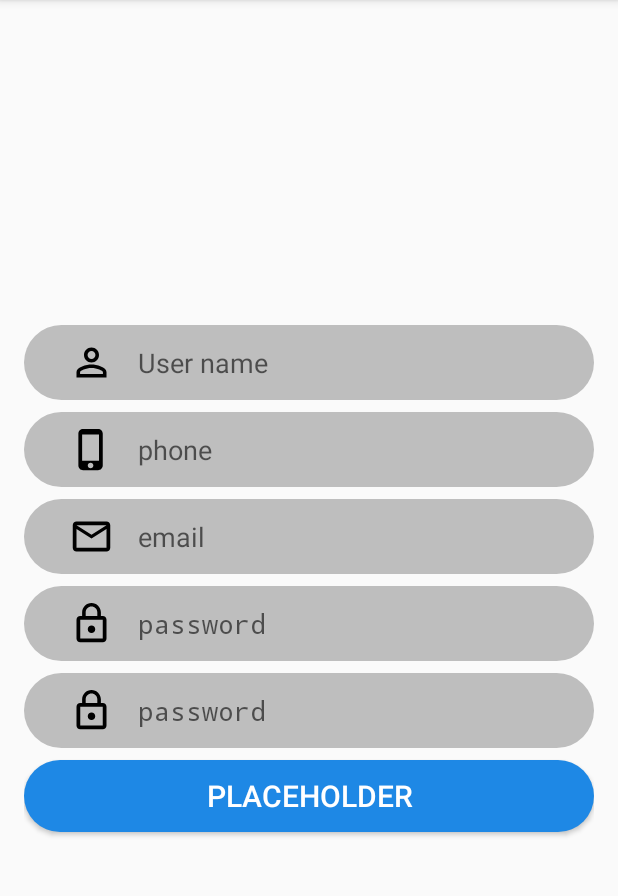
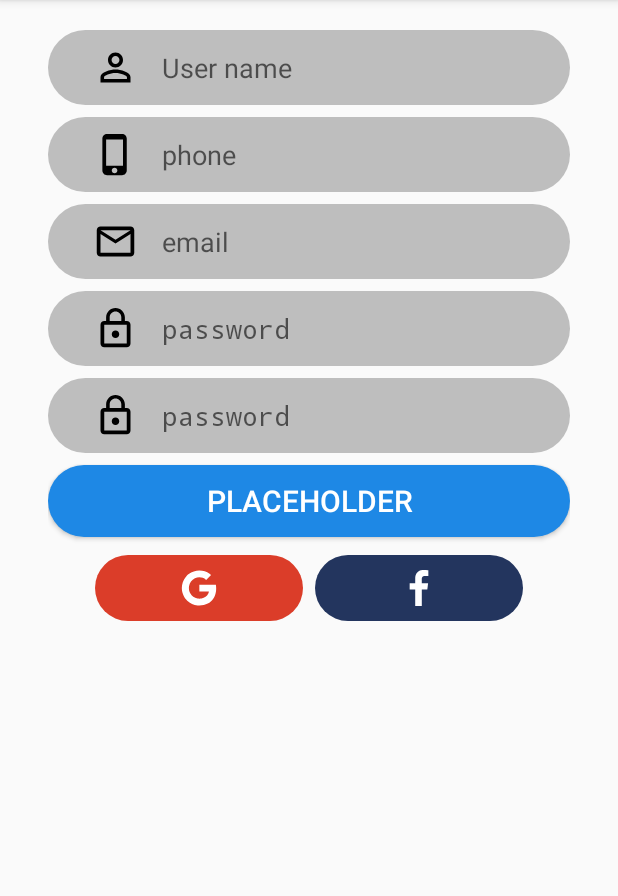
Before and after one commit to z-maker/UX_ANDROID, an Android app: the screen it shows after launch (MainActivity), on a phone screen of 412 x 824 dp, the part 84-980 px from its top. Run offline under Robolectric (Android 15) with nearby library versions, the phone set to English and light mode, and no system bars.

Commit message:
Social buttons

```diff
--- a/app/src/main/res/layout/activity_main.xml
+++ b/app/src/main/res/layout/activity_main.xml
@@ -1,8 +1,18 @@
 <?xml version="1.0" encoding="utf-8"?>
-<LinearLayout xmlns:android="http://schemas.android.com/apk/res/android"
+<ScrollView xmlns:android="http://schemas.android.com/apk/res/android"
     android:orientation="vertical"
     xmlns:app="http://schemas.android.com/apk/res-auto"
     xmlns:tools="http://schemas.android.com/tools"
+    android:layout_width="match_parent"
+    android:layout_height="match_parent"
+    android:paddingLeft="16dp"
+    android:paddingRight="16dp"
+    android:paddingTop="8dp"
+    android:paddingBottom="8dp"
+    android:gravity="center"
+    tools:context=".MainActivity" >
+<LinearLayout
+    android:orientation="vertical"
     android:layout_width="match_parent"
     android:layout_height="match_parent"
     android:paddingLeft="16dp"
@@ -61,6 +71,42 @@
         android:text="@string/example"
         android:layout_width="match_parent"
         android:layout_height="wrap_content"
+        android:layout_marginBottom="4dp"
         />
 
-</LinearLayout>
+    <LinearLayout
+        android:layout_marginTop="4dp"
+        android:weightSum="12"
+        android:gravity="center_horizontal"
+        android:orientation="horizontal"
+        android:layout_width="match_parent"
+        android:layout_height="wrap_content">
+
+        <com.dynamic.uiux.RoundedIconButton
+            android:layout_marginLeft="4dp"
+            android:layout_marginRight="4dp"
+            android:layout_weight="4"
+            android:backgroundTint="@color/colorGoogle"
+            android:layout_marginTop="4dp"
+            android:src="@drawable/ic_google_g"
+            android:layout_height="wrap_content"
+            android:layout_width="wrap_content"
+            android:layout_marginBottom="4dp"
+            />
+
+        <com.dynamic.uiux.RoundedIconButton
+            android:layout_marginLeft="4dp"
+            android:layout_marginRight="4dp"
+            android:layout_weight="4"
+            android:backgroundTint="@color/colorFacebook"
+            android:layout_marginTop="4dp"
+            android:src="@drawable/ic_facebook_f"
+            android:layout_height="wrap_content"
+            android:layout_width="wrap_content"
+            android:layout_marginBottom="4dp"
+            />
+
+    </LinearLayout>
+
+    </LinearLayout>
+</ScrollView>
--- a/app/src/main/res/values/colors.xml
+++ b/app/src/main/res/values/colors.xml
@@ -3,4 +3,6 @@
     <color name="colorPrimary">#F4511E</color>
     <color name="colorPrimaryDark">#BF360C</color>
     <color name="colorAccent">#1E88E5</color>
+    <color name="colorFacebook">#23355e</color>
+    <color name="colorGoogle">#db3d29</color>
 </resources>
--- /dev/null
+++ b/uiux/src/main/java/com/dynamic/uiux/RoundedIconButton.java
@@ -0,0 +1,27 @@
+package com.dynamic.uiux;
+
+import android.content.Context;
+import android.support.v7.content.res.AppCompatResources;
+import android.util.AttributeSet;
+
+public class RoundedIconButton extends android.support.v7.widget.AppCompatImageButton {
+    public RoundedIconButton(Context context) {
+        super(context);
+        init(context,null);
+    }
+
+    public RoundedIconButton(Context context, AttributeSet attrs) {
+        super(context, attrs);
+        init(context,attrs);
+    }
+
+    public RoundedIconButton(Context context, AttributeSet attrs, int defStyleAttr) {
+        super(context, attrs, defStyleAttr);
+        init(context,attrs);
+    }
+
+    private void init(Context ctx, AttributeSet attr){
+
+        this.setBackground(AppCompatResources.getDrawable(ctx,R.drawable.corner_radius_bg));
+    }
+}
--- /dev/null
+++ b/uiux/src/main/res/drawable/ic_facebook_f.xml
@@ -0,0 +1,4 @@
+<vector android:height="24dp" android:viewportHeight="255"
+    android:viewportWidth="255" android:width="24dp" xmlns:android="http://schemas.android.com/apk/res/android">
+    <path android:fillColor="#ffffff" android:pathData="m100.668,196.823 l0,-58.177 -19.685,0 -19.685,0 0,-22.569 0,-22.569 19.671,0 19.671,0 0.093,-21.001c0.09,-20.238 0.113,-21.129 0.65,-24.512 0.576,-3.631 1.47,-7.667 2.277,-10.282 6.582,-21.333 22.686,-34.248 46.294,-37.124 6.81,-0.83 26.976,-0.368 40.676,0.932l3.072,0.291 0,20.271 0,20.271 -13.98,0.001c-14.877,0.001 -16.776,0.119 -20.5,1.264 -5.517,1.696 -9.19,5.286 -10.765,10.521 -1.045,3.474 -1.143,5.423 -1.145,22.756l-0.001,16.613 22.46,0c21.269,0 22.454,0.023 22.34,0.439 -0.066,0.241 -1.396,10.397 -2.955,22.569l-2.834,22.13 -19.505,0 -19.505,0 0,58.177 0,58.177 -23.321,0 -23.321,0 0,-58.177z"/>
+</vector>
--- /dev/null
+++ b/uiux/src/main/res/drawable/ic_google_g.xml
@@ -0,0 +1,4 @@
+<vector android:height="24dp" android:viewportHeight="255"
+    android:viewportWidth="255" android:width="24dp" xmlns:android="http://schemas.android.com/apk/res/android">
+    <path android:fillColor="#ffffff" android:pathData="M117.506,251.082C90.402,248.356 64.015,236.126 44.197,217.104 33.3,206.645 25.458,195.927 18.672,182.218 -2.824,138.796 3.069,87.034 33.836,49.013c5.248,-6.485 14.32,-15.301 20.904,-20.313 43.548,-33.15 104.774,-33.92 147.838,-1.859 2.515,1.873 5.905,4.631 7.532,6.129l2.959,2.725 -17.42,17.46 -17.42,17.46 -2.107,-1.903c-20.167,-18.218 -52.086,-22.138 -77.686,-9.542 -22.047,10.848 -37.56,31.661 -41.597,55.806 -1.347,8.058 -0.953,22.363 0.809,29.373 1.867,7.428 4.628,14.495 7.891,20.197 11.241,19.648 28.968,32.63 50.965,37.324 6.62,1.413 21.737,1.389 29.033,-0.046 21.955,-4.317 38.208,-15.812 46.966,-33.216 2.047,-4.067 4.884,-12.679 4.884,-14.824l0,-1.449 -33.728,0 -33.728,0 0,-23.965 0,-23.965 58.514,0 58.514,0 0.337,1.923c2.26,12.901 2.462,32.157 0.474,45.119 -6.026,39.296 -26.077,69.067 -58.076,86.231 -20.058,10.759 -47.61,15.874 -72.19,13.402z"/>
+</vector>
```
